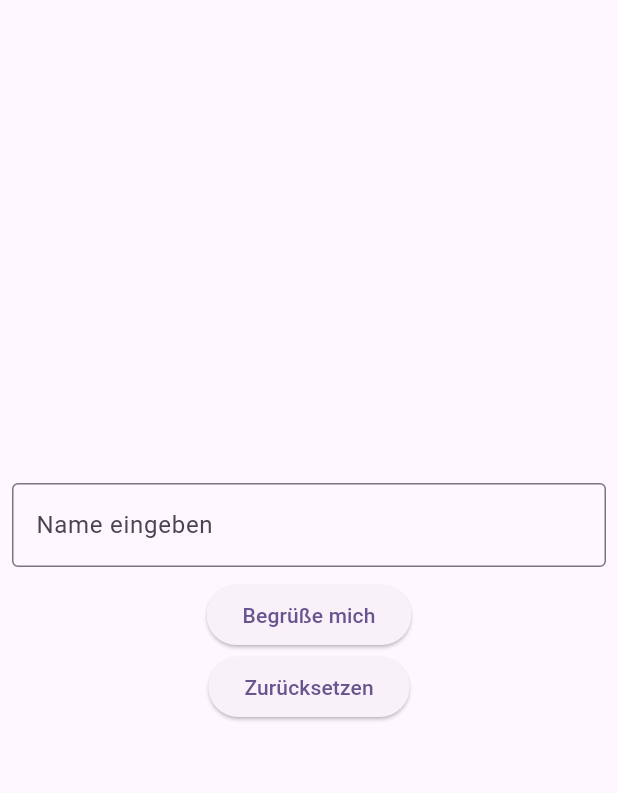
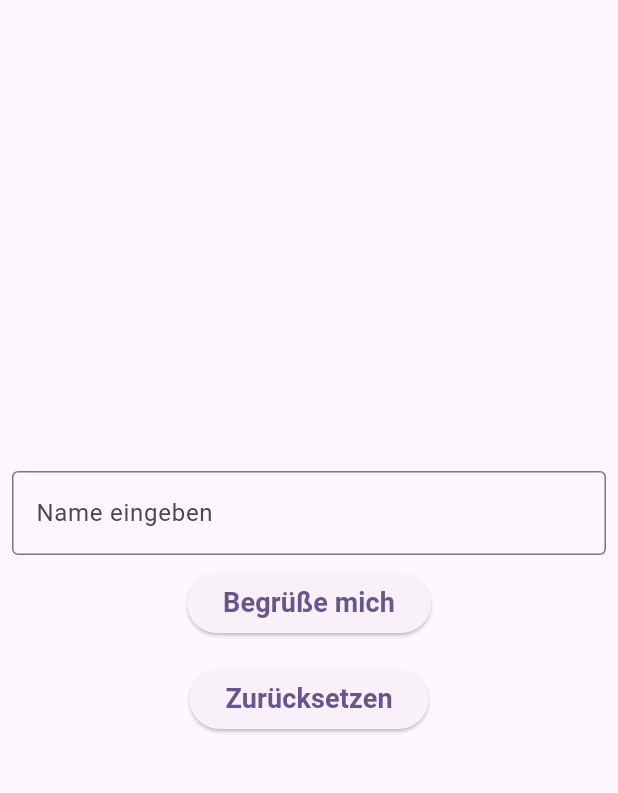
Before and after one commit to MDecker-MobileComputing/Flutter_HalloName, a Flutter app: the screen it shows after launch, on a phone screen of 412 x 824 dp, the part 63-856 px from its top. Run offline on Flutter 3.47's test engine with Material 3 defaults, Android fonts, the phone set to English and light mode, and no system bars.

Commit message:
Abstand zwischen Buttons und groessere Schrift

```diff
--- a/lib/main.dart
+++ b/lib/main.dart
@@ -80,13 +80,20 @@ class _MyHomePageState extends State<MyHomePage> {
               onPressed: () {
                 print('Button geklickt, "${_controller.text}" will begrüßt werden.');
               },
-              child: Text('Begrüße mich'),
+              child: Text(
+                'Begrüße mich',
+                style: TextStyle(fontSize: 18, fontWeight: FontWeight.bold),
+              ),
             ),
+            SizedBox(height: 16), // für vertikalen Abstand
             ElevatedButton(
               onPressed: () {
                 _controller.clear();
               },
-              child: Text('Zurücksetzen'),
+              child: Text(
+                'Zurücksetzen',
+                style: TextStyle(fontSize: 18, fontWeight: FontWeight.bold),
+              ),
             ),
           ],
         ),
```
